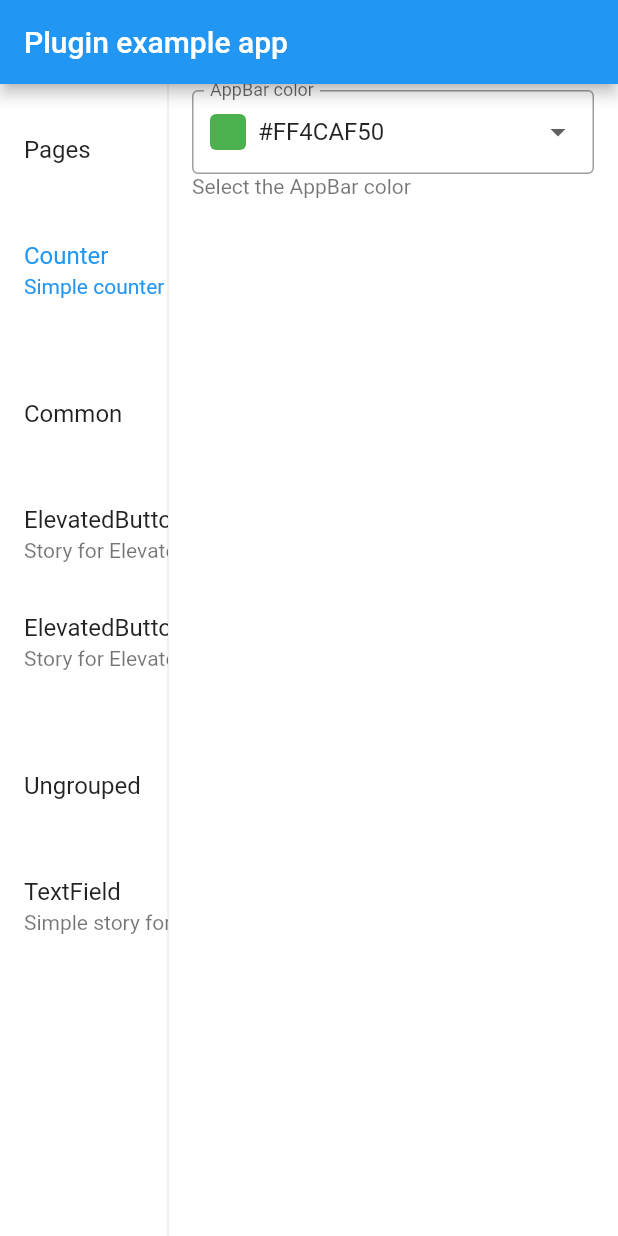
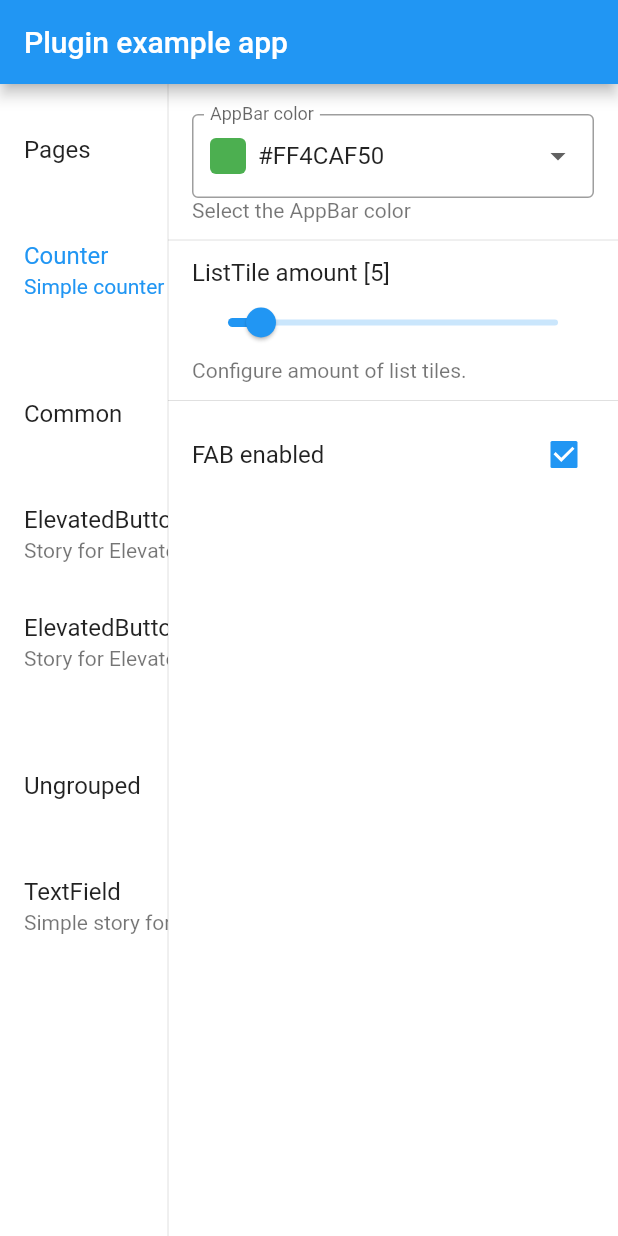
Before and after one commit to alex-melnyk/advanced_storybook, a Flutter app: the screen it shows after launch, after a tap on "Counter", on a phone screen of 412 x 824 dp. Run offline on Flutter 3.47's test engine with Material 2 defaults, Android fonts, the phone set to English and light mode, and no system bars; missing offline and left inert: dart:html.

Commit message:
Slider and checkbox added.

```diff
--- a/example/lib/main.dart
+++ b/example/lib/main.dart
@@ -1,5 +1,3 @@
-import 'dart:ffi';
-
 import 'package:advanced_storybook/advanced_storybook.dart';
 import 'package:flutter/material.dart';
 
@@ -48,6 +46,36 @@ class _MyAppState extends State<MyApp> {
                         initialIndex: 1,
                       ),
                     ),
+                    body: ListView.builder(
+                      itemCount: context.number(
+                        key: 'ListTile amount',
+                        description: 'Configure amount of list tiles.',
+                        initial: 5,
+                        min: 0,
+                        max: 50,
+                      ),
+                      itemBuilder: (context, index) {
+                        return ListTile(
+                          title: Text(context.string(
+                            key: 'ListTile title',
+                            initial: 'ListTile Item',
+                          )),
+                          subtitle: Text(context.string(
+                            key: 'ListTile subtitle',
+                            initial: 'Dynamicaly generated items',
+                          )),
+                        );
+                      },
+                    ),
+                    floatingActionButton: context.boolean(
+                      key: 'FAB enabled',
+                      initial: true,
+                    )
+                        ? FloatingActionButton(
+                            onPressed: () {},
+                            child: const Icon(Icons.all_inbox),
+                          )
+                        : null,
                   ),
                 );
               },
--- /dev/null
+++ b/lib/knobs/knob_node_bool.dart
@@ -0,0 +1,22 @@
+import 'knob_node_base.dart';
+
+class KnobNodeBool extends KnobNodeBase<bool> {
+  KnobNodeBool({
+    required String key,
+    String? description,
+    required bool value,
+  }) : super(
+    key: key,
+    description: description,
+    value: value,
+  );
+
+  @override
+  KnobNodeBase<bool> copyWith({bool? value}) {
+    return KnobNodeBool(
+      key: key,
+      description: description,
+      value: value ?? this.value,
+    );
+  }
+}
--- /dev/null
+++ b/lib/knobs/knob_node_number.dart
@@ -0,0 +1,29 @@
+import 'knob_node_base.dart';
+
+class KnobNodeNumber<T extends num> extends KnobNodeBase<T> {
+  KnobNodeNumber({
+    required String key,
+    String? description,
+    required T value,
+    required this.min,
+    required this.max,
+  }) : super(
+          key: key,
+          description: description,
+          value: value,
+        );
+
+  final T min;
+  final T max;
+
+  @override
+  KnobNodeBase<T> copyWith({T? value}) {
+    return KnobNodeNumber<T>(
+      key: key,
+      description: description,
+      value: value ?? this.value,
+      min: min,
+      max: max,
+    );
+  }
+}
--- a/lib/knobs/knob_node_options.dart
+++ b/lib/knobs/knob_node_options.dart
@@ -2,8 +2,8 @@ import 'package:advanced_storybook/models/models.dart';
 
 import 'knob_node_base.dart';
 
-class KnobOptionsNode<T> extends KnobNodeBase<Option<T>> {
-  KnobOptionsNode({
+class KnobNodeOptions<T> extends KnobNodeBase<Option<T>> {
+  KnobNodeOptions({
     required String key,
     String? description,
     required Option<T> value,
@@ -20,7 +20,7 @@ class KnobOptionsNode<T> extends KnobNodeBase<Option<T>> {
   KnobNodeBase<Option<T>> copyWith({
     Option<T>? value,
   }) {
-    return KnobOptionsNode(
+    return KnobNodeOptions(
       key: key,
       description: description,
       value: value ?? this.value,
--- a/lib/knobs/knobs.dart
+++ b/lib/knobs/knobs.dart
@@ -1,3 +1,5 @@
 export 'knob_node_base.dart';
+export 'knob_node_bool.dart';
+export 'knob_node_number.dart';
 export 'knob_node_options.dart';
 export 'knob_node_text.dart';
--- a/lib/utils/context_extension.dart
+++ b/lib/utils/context_extension.dart
@@ -33,7 +33,7 @@ extension Knob on BuildContext {
         .addStoryKnob(
           StoryProvider.of(this).story.key,
           knobKey: key,
-          knobNode: KnobOptionsNode<T>(
+          knobNode: KnobNodeOptions<T>(
             key: key,
             description: description,
             options: options,
@@ -43,4 +43,46 @@ extension Knob on BuildContext {
         .value
         .value;
   }
+
+  T number<T extends num>({
+    required String key,
+    String? description,
+    required T initial,
+    required T min,
+    required T max,
+  }) {
+    return KnobsProvider.of(this)
+        .knobStore
+        .addStoryKnob(
+          StoryProvider.of(this).story.key,
+          knobKey: key,
+          knobNode: KnobNodeNumber<T>(
+            key: key,
+            description: description,
+            min: min,
+            max: max,
+            value: initial,
+          ),
+        )
+        .value;
+  }
+
+  bool boolean({
+    required String key,
+    String? description,
+    required bool initial,
+  }) {
+    return KnobsProvider.of(this)
+        .knobStore
+        .addStoryKnob(
+          StoryProvider.of(this).story.key,
+          knobKey: key,
+          knobNode: KnobNodeBool(
+            key: key,
+            description: description,
+            value: initial,
+          ),
+        )
+        .value;
+  }
 }
--- a/lib/widgets/advanced_storybook.dart
+++ b/lib/widgets/advanced_storybook.dart
@@ -36,10 +36,15 @@ class _AdvancedStorybookState extends State<AdvancedStorybook> {
                 children: [
                   if (selectedStory is Story)
                     Center(
-                      child: StoryProvider(
-                        story: selectedStory,
-                        child: Builder(
-                          builder: selectedStory.builder,
+                      child: Padding(
+                        padding: const EdgeInsets.symmetric(
+                          horizontal: 300,
+                        ),
+                        child: StoryProvider(
+                          story: selectedStory,
+                          child: Builder(
+                            builder: selectedStory.builder,
+                          ),
                         ),
                       ),
                     )
@@ -64,8 +69,9 @@ class _AdvancedStorybookState extends State<AdvancedStorybook> {
                             : Alignment.centerRight,
                         duration: const Duration(milliseconds: 200),
                         child: value != null
-                            ? EditingPannel(
+                            ? StoryProvider(
                                 story: value,
+                                child: const EditingPannel(),
                               )
                             : const SizedBox(),
                       );
--- a/lib/widgets/editing_panel.dart
+++ b/lib/widgets/editing_panel.dart
@@ -5,10 +5,7 @@ import 'package:flutter/material.dart';
 class EditingPannel extends StatefulWidget {
   const EditingPannel({
     Key? key,
-    required this.story,
   }) : super(key: key);
-
-  final Story story;
 
   @override
   State<EditingPannel> createState() => _EditingPannelState();
@@ -19,8 +16,12 @@ class _EditingPannelState extends State<EditingPannel> {
   Widget build(BuildContext context) {
     final theme = Theme.of(context);
     final knobsProvider = KnobsProvider.of(context);
+    final storyProvider = StoryProvider.of(context);
+
     final knobStore = knobsProvider.knobStore;
-    final props = knobStore.storyKnobs(widget.story.key);
+    final story = storyProvider.story;
+
+    final props = knobStore.storyKnobs(story.key);
 
     return Container(
       width: 300,
@@ -31,92 +32,35 @@ class _EditingPannelState extends State<EditingPannel> {
           left: Divider.createBorderSide(context),
         ),
       ),
-      child: SingleChildScrollView(
-        child: Column(
-          children: List.generate(props.entries.length, (index) {
-            final knobValue = props.values.elementAt(index);
+      child: ListView.separated(
+        padding: const EdgeInsets.symmetric(
+          vertical: 16.0,
+        ),
+        itemCount: props.length,
+        itemBuilder: (context, index) {
+          final knobNode = props.values.elementAt(index);
 
-            if (knobValue is KnobNodeText) {
-              return ListTile(
-                title: TextFormField(
-                  decoration: InputDecoration(
-                    isDense: false,
-                    labelText: knobValue.key,
-                    border: const OutlineInputBorder(),
-                  ),
-                  initialValue: knobValue.value,
-                  onChanged: (value) {
-                    knobStore.updateStoryKnobValue(
-                      widget.story.key,
-                      knobKey: knobValue.key,
-                      newValue: value,
-                    );
-                  },
-                ),
-                subtitle: knobValue.description != null
-                    ? Text(knobValue.description!)
-                    : null,
-              );
-            } else if (knobValue is KnobOptionsNode) {
-              return ListTile(
-                title: DropdownButtonFormField(
-                  decoration: InputDecoration(
-                    isDense: true,
-                    labelText: knobValue.key,
-                    border: const OutlineInputBorder(),
-                  ),
-                  value: knobValue.value,
-                  items: [
-                    for (final e in knobValue.options)
-                      if (e.value is Color)
-                        DropdownMenuItem(
-                          value: e,
-                          child: Row(
-                            children: [
-                              Container(
-                                width: 24,
-                                height: 24,
-                                margin: const EdgeInsets.only(
-                                  right: 8.0,
-                                ),
-                                decoration: BoxDecoration(
-                                  color: e.value,
-                                  borderRadius: BorderRadius.circular(4),
-                                ),
-                              ),
-                              Text(
-                                e.toString(),
-                                overflow: TextOverflow.ellipsis,
-                              ),
-                            ],
-                          ),
-                        )
-                      else
-                        DropdownMenuItem(
-                          value: e,
-                          child: Text(
-                            e.toString(),
-                            overflow: TextOverflow.ellipsis,
-                          ),
-                        ),
-                  ],
-                  onChanged: (value) {
-                    knobStore.updateStoryKnobValue(
-                      widget.story.key,
-                      knobKey: knobValue.key,
-                      newValue: value,
-                    );
-                  },
-                ),
-                subtitle: knobValue.description != null
-                    ? Text(knobValue.description!)
-                    : null,
-              );
-            }
+          if (knobNode is KnobNodeText) {
+            return KnobTextWidget(
+              knobNode: knobNode,
+            );
+          } else if (knobNode is KnobNodeOptions) {
+            return KnobOptionsWidget(
+              knobNode: knobNode,
+            );
+          } else if (knobNode is KnobNodeNumber) {
+            return KnobSliderWidget(
+              knobNode: knobNode,
+            );
+          } else if (knobNode is KnobNodeBool) {
+            return KnobCheckboxWidget(
+              knobNode: knobNode,
+            );
+          }
 
-            return const Text('Unrecognized KNOB');
-          }),
-        ),
+          return Text('Unrecognized KNOB [${knobNode.key}]');
+        },
+        separatorBuilder: (context, index) => const Divider(),
       ),
     );
   }
--- /dev/null
+++ b/lib/widgets/knob_widget/knob_checkbox_widget.dart
@@ -0,0 +1,32 @@
+import 'package:advanced_storybook/knobs/knobs.dart';
+import 'package:advanced_storybook/widgets/widgets.dart';
+import 'package:flutter/material.dart';
+
+class KnobCheckboxWidget extends StatelessWidget {
+  const KnobCheckboxWidget({
+    Key? key,
+    required this.knobNode,
+  }) : super(key: key);
+
+  final KnobNodeBool knobNode;
+
+  @override
+  Widget build(BuildContext context) {
+    final knobsProvider = KnobsProvider.of(context);
+    final storyProvider = StoryProvider.of(context);
+
+    return CheckboxListTile(
+      title: Text(knobNode.key),
+      subtitle:
+          knobNode.description != null ? Text(knobNode.description!) : null,
+      value: knobNode.value,
+      onChanged: (value) {
+        knobsProvider.knobStore.updateStoryKnobValue(
+          storyProvider.story.key,
+          knobKey: knobNode.key,
+          newValue: value,
+        );
+      },
+    );
+  }
+}
--- /dev/null
+++ b/lib/widgets/knob_widget/knob_options_widget.dart
@@ -0,0 +1,72 @@
+import 'package:advanced_storybook/knobs/knobs.dart';
+import 'package:advanced_storybook/widgets/widgets.dart';
+import 'package:flutter/material.dart';
+
+class KnobOptionsWidget extends StatelessWidget {
+  const KnobOptionsWidget({
+    Key? key,
+    required this.knobNode,
+  }) : super(key: key);
+
+  final KnobNodeOptions knobNode;
+
+  @override
+  Widget build(BuildContext context) {
+    final knobsProvider = KnobsProvider.of(context);
+    final storyProvider = StoryProvider.of(context);
+
+    return ListTile(
+      title: DropdownButtonFormField(
+        decoration: InputDecoration(
+          isDense: true,
+          labelText: knobNode.key,
+          border: const OutlineInputBorder(),
+        ),
+        value: knobNode.value,
+        items: [
+          for (final e in knobNode.options)
+            if (e.value is Color)
+              DropdownMenuItem(
+                value: e,
+                child: Row(
+                  children: [
+                    Container(
+                      width: 24,
+                      height: 24,
+                      margin: const EdgeInsets.only(
+                        right: 8.0,
+                      ),
+                      decoration: BoxDecoration(
+                        color: e.value,
+                        borderRadius: BorderRadius.circular(4),
+                      ),
+                    ),
+                    Text(
+                      e.toString(),
+                      overflow: TextOverflow.ellipsis,
+                    ),
+                  ],
+                ),
+              )
+            else
+              DropdownMenuItem(
+                value: e,
+                child: Text(
+                  e.toString(),
+                  overflow: TextOverflow.ellipsis,
+                ),
+              ),
+        ],
+        onChanged: (value) {
+          knobsProvider.knobStore.updateStoryKnobValue(
+            storyProvider.story.key,
+            knobKey: knobNode.key,
+            newValue: value,
+          );
+        },
+      ),
+      subtitle:
+          knobNode.description != null ? Text(knobNode.description!) : null,
+    );
+  }
+}
--- /dev/null
+++ b/lib/widgets/knob_widget/knob_slider_widget.dart
@@ -0,0 +1,44 @@
+import 'package:advanced_storybook/knobs/knobs.dart';
+import 'package:advanced_storybook/widgets/widgets.dart';
+import 'package:flutter/material.dart';
+
+class KnobSliderWidget extends StatelessWidget {
+  const KnobSliderWidget({
+    Key? key,
+    required this.knobNode,
+  }) : super(key: key);
+
+  final KnobNodeNumber knobNode;
+
+  @override
+  Widget build(BuildContext context) {
+    final knobsProvider = KnobsProvider.of(context);
+    final storyProvider = StoryProvider.of(context);
+
+    final displayValue = knobNode.value is double ? knobNode.value.toStringAsFixed(2) : knobNode.value.toString();
+
+    return ListTile(
+      title: Column(
+        mainAxisSize: MainAxisSize.min,
+        crossAxisAlignment: CrossAxisAlignment.start,
+        children: [
+          Text('${knobNode.key} [$displayValue]'),
+          Slider(
+            value: knobNode.value.toDouble(),
+            min: knobNode.min.toDouble(),
+            max: knobNode.max.toDouble(),
+            onChanged: (value) {
+              knobsProvider.knobStore.updateStoryKnobValue(
+                storyProvider.story.key,
+                knobKey: knobNode.key,
+                newValue: knobNode.value is double ? value : value.toInt(),
+              );
+            },
+          ),
+        ],
+      ),
+      subtitle:
+          knobNode.description != null ? Text(knobNode.description!) : null,
+    );
+  }
+}
--- /dev/null
+++ b/lib/widgets/knob_widget/knob_text_widget.dart
@@ -0,0 +1,38 @@
+import 'package:advanced_storybook/knobs/knobs.dart';
+import 'package:advanced_storybook/widgets/widgets.dart';
+import 'package:flutter/material.dart';
+
+class KnobTextWidget extends StatelessWidget {
+  const KnobTextWidget({
+    Key? key,
+    required this.knobNode,
+  }) : super(key: key);
+
+  final KnobNodeText knobNode;
+
+  @override
+  Widget build(BuildContext context) {
+    final knobsProvider = KnobsProvider.of(context);
+    final storyProvider = StoryProvider.of(context);
+
+    return ListTile(
+      title: TextFormField(
+        decoration: InputDecoration(
+          isDense: false,
+          labelText: knobNode.key,
+          border: const OutlineInputBorder(),
+        ),
+        initialValue: knobNode.value,
+        onChanged: (value) {
+          knobsProvider.knobStore.updateStoryKnobValue(
+            storyProvider.story.key,
+            knobKey: knobNode.key,
+            newValue: value,
+          );
+        },
+      ),
+      subtitle:
+          knobNode.description != null ? Text(knobNode.description!) : null,
+    );
+  }
+}
--- /dev/null
+++ b/lib/widgets/knob_widget/knob_widget.dart
@@ -0,0 +1,4 @@
+export 'knob_checkbox_widget.dart';
+export 'knob_options_widget.dart';
+export 'knob_slider_widget.dart';
+export 'knob_text_widget.dart';
--- a/lib/widgets/widgets.dart
+++ b/lib/widgets/widgets.dart
@@ -1,5 +1,6 @@
 export 'advanced_storybook.dart';
 export 'editing_panel.dart';
+export 'knob_widget/knob_widget.dart';
 export 'knobs_provider.dart';
 export 'stories_panel.dart';
 export 'story_provider.dart';
```
